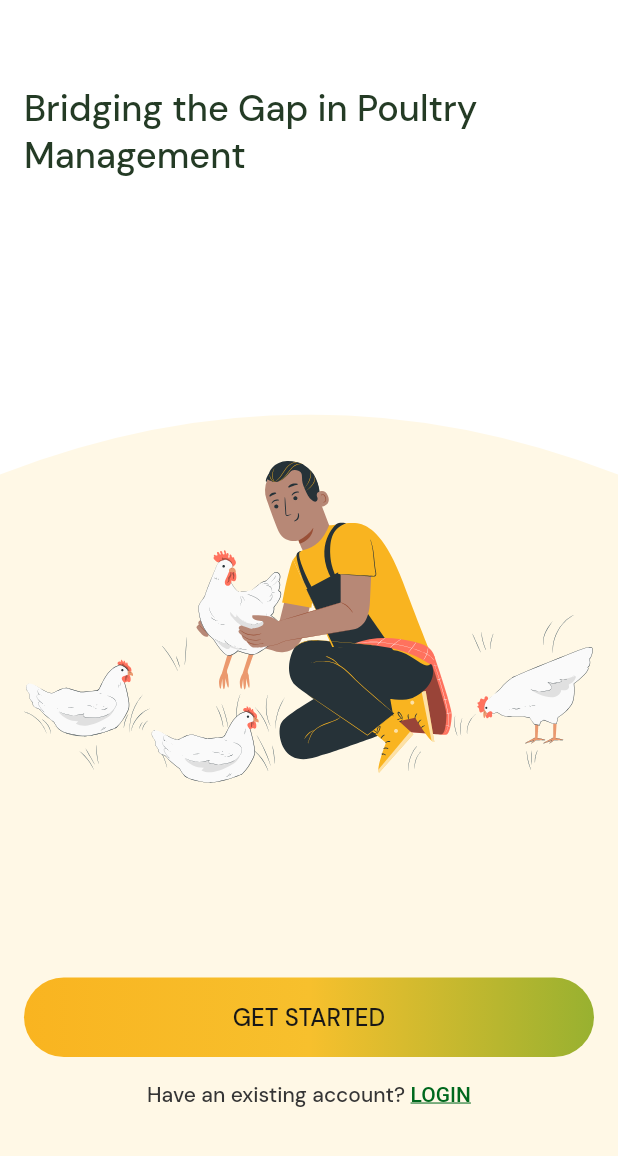
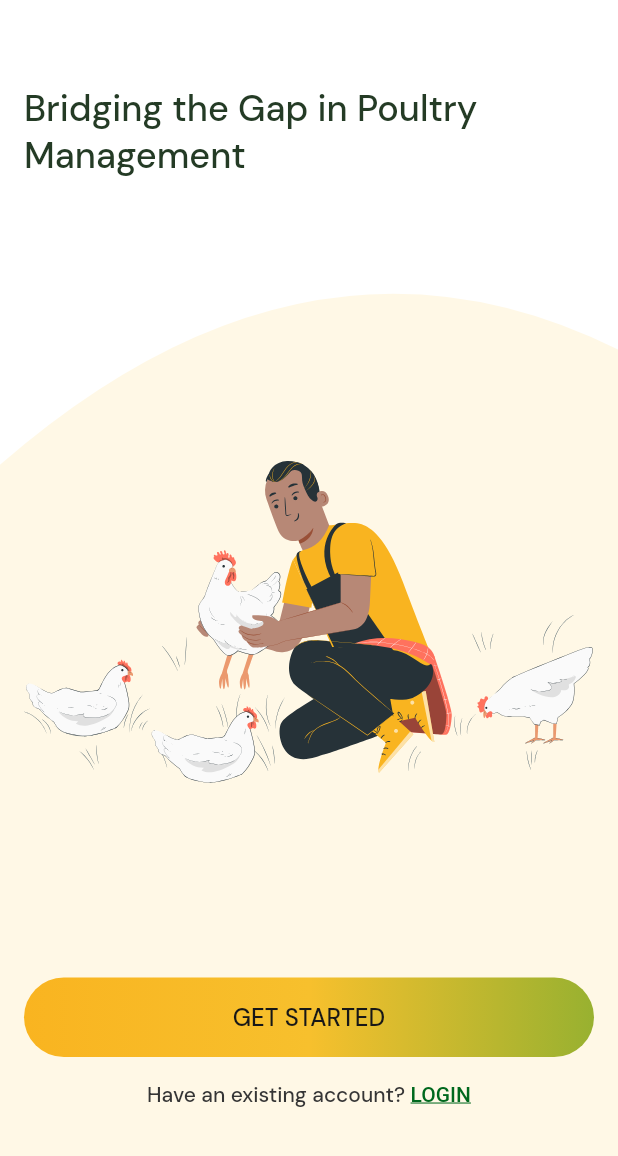
Before and after one commit to i-kuku/mobile-app, a Flutter app: the screen it shows after launch, on a phone screen of 412 x 824 dp, the part 80-1236 px from its top. Run offline on Flutter 3.47's test engine with Material 2 defaults, Android fonts, the phone set to English and light mode, and no system bars; our stand-ins replace flutter_custom_clippers, flutter_svg, get.

Commit message:
Redesigned the welcome screen curve

```diff
--- a/lib/features/feature_onboarding/presentation/screens/welcome_screen.dart
+++ b/lib/features/feature_onboarding/presentation/screens/welcome_screen.dart
@@ -4,6 +4,7 @@ import 'package:flutter_custom_clippers/flutter_custom_clippers.dart';
 import 'package:flutter_svg/svg.dart';
 import 'package:ikuku/core/presentation/components/action_button.dart';
 import 'package:ikuku/features/feature_onboarding/presentation/components/onboarding_app_bar.dart';
+import 'package:ikuku/features/feature_onboarding/presentation/components/welcome_screen_curve.dart';
 import 'package:ikuku/theme/colors.dart';
 
 class WelcomeScreen extends StatelessWidget {
@@ -21,16 +22,23 @@ class WelcomeScreen extends StatelessWidget {
         child: Stack(
           children: [
             //  orange circle
-            Align(
-              alignment: AlignmentDirectional.bottomCenter,
-              child: ClipPath(
-                clipper: OvalTopBorderClipper(),
-                child: Container(
-                    width: double.infinity,
-                    height: MediaQuery.of(context).size.height * 0.6,
-                    color: const Color(0xffFFF8E6)),
+            Container(
+              width: double.infinity,
+              height: double.infinity,
+              child: CustomPaint(
+                painter: WelcomeScreenCurve(),
               ),
             ),
+            // Align(
+            //   alignment: AlignmentDirectional.bottomCenter,
+            //   child: ClipPath(
+            //     clipper: OvalTopBorderClipper(),
+            //     child: Container(
+            //         width: double.infinity,
+            //         height: MediaQuery.of(context).size.height * 0.6,
+            //         color: const Color(0xffFFF8E6)),
+            //   ),
+            // ),
             //  content
             Padding(
               padding: const EdgeInsets.only(
```
Also changed, not shown: lib/features/feature_onboarding/presentation/components/welcome_screen_curve.dart (+4 -4 lines).
